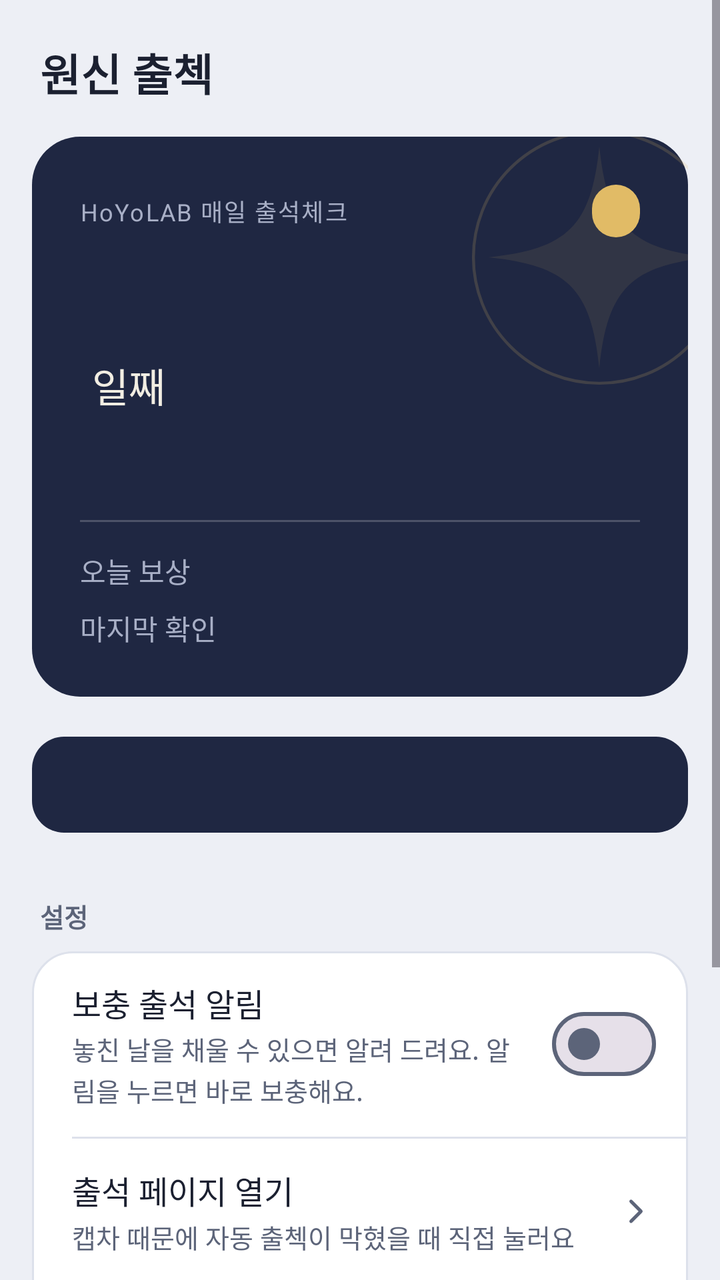
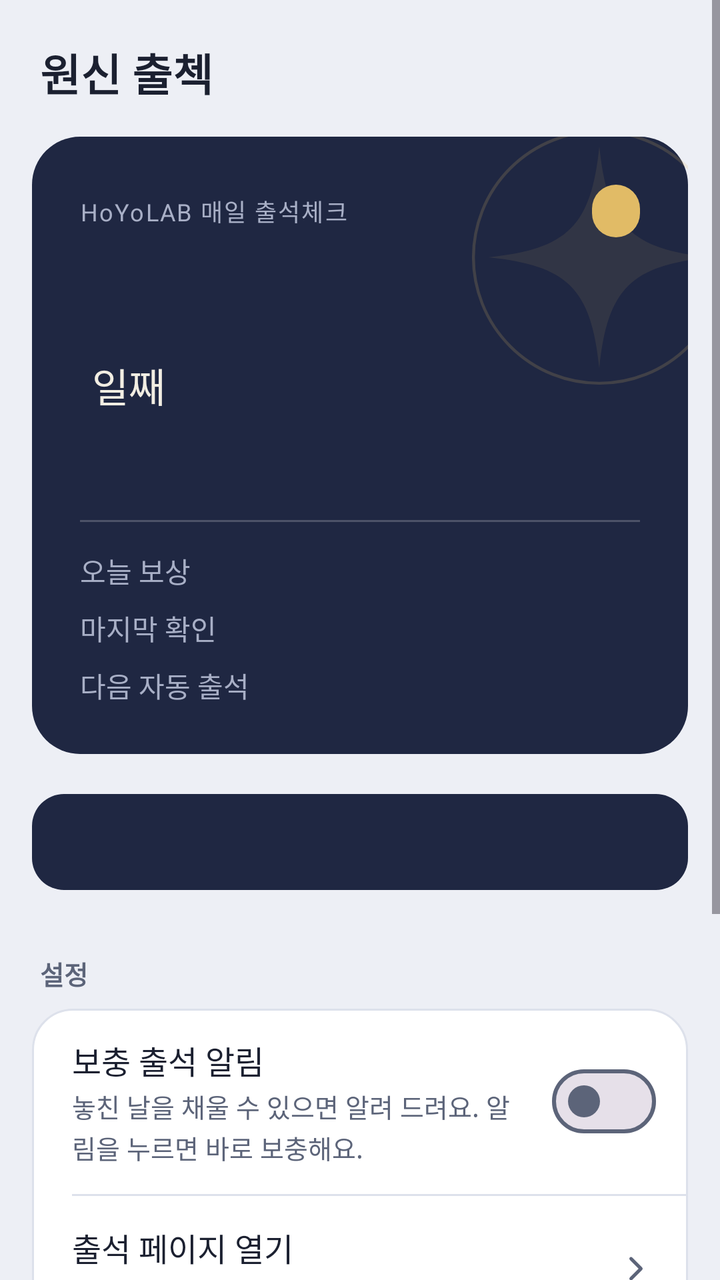

An Android layout rendered at two revisions. The XML below is the earlier revision; the diff shows what the commit changed to produce the second picture.
<!-- AndroidManifest.xml: application theme Theme.HoyoCheckin -->
<!-- res/layout/activity_main.xml -->
<?xml version="1.0" encoding="utf-8"?>
<ScrollView xmlns:android="http://schemas.android.com/apk/res/android"
    xmlns:app="http://schemas.android.com/apk/res-auto"
    android:id="@+id/scroll"
    android:layout_width="match_parent"
    android:layout_height="match_parent"
    android:background="@color/bg"
    android:clipToPadding="false">

    <LinearLayout
        android:id="@+id/content"
        android:layout_width="match_parent"
        android:layout_height="wrap_content"
        android:orientation="vertical"
        android:paddingStart="16dp"
        android:paddingTop="12dp"
        android:paddingEnd="16dp"
        android:paddingBottom="24dp">

        <TextView
            android:layout_width="wrap_content"
            android:layout_height="wrap_content"
            android:layout_marginStart="4dp"
            android:layout_marginTop="8dp"
            android:text="@string/app_name"
            android:textColor="@color/ink"
            android:textSize="22sp"
            android:textStyle="bold" />

        
        <FrameLayout
            android:layout_width="match_parent"
            android:layout_height="wrap_content"
            android:layout_marginTop="16dp"
            android:id="@+id/heroCard"
            android:background="@drawable/bg_hero">

            <ImageView
                android:layout_width="200dp"
                android:layout_height="200dp"
                android:layout_gravity="top|end"
                android:layout_marginTop="-40dp"
                android:layout_marginEnd="-56dp"
                android:importantForAccessibility="no"
                android:src="@drawable/hero_motif" />

            <LinearLayout
                android:layout_width="match_parent"
                android:layout_height="wrap_content"
                android:orientation="vertical"
                android:padding="24dp">

                <LinearLayout
                    android:layout_width="match_parent"
                    android:layout_height="wrap_content"
                    android:gravity="center_vertical"
                    android:orientation="horizontal">

                    <TextView
                        android:id="@+id/heroEyebrow"
                        style="@style/Text.Eyebrow"
                        android:layout_width="0dp"
                        android:layout_height="wrap_content"
                        android:layout_weight="1"
                        android:text="HoYoLAB 매일 출석체크" />

                    <TextView
                        android:id="@+id/statusChip"
                        android:layout_width="wrap_content"
                        android:layout_height="wrap_content"
                        android:background="@drawable/bg_chip_done"
                        android:paddingHorizontal="12dp"
                        android:paddingVertical="5dp"
                        android:textColor="@color/on_gold"
                        android:textSize="12sp"
                        android:textStyle="bold" />
                </LinearLayout>

                <LinearLayout
                    android:id="@+id/heroDayRow"
                    android:layout_width="wrap_content"
                    android:layout_height="wrap_content"
                    android:layout_marginTop="16dp"
                    android:baselineAligned="true"
                    android:orientation="horizontal">

                    <TextView
                        android:id="@+id/heroDay"
                        android:layout_width="wrap_content"
                        android:layout_height="wrap_content"
                        android:fontFamily="@font/marcellus"
                        android:includeFontPadding="false"
                        android:textColor="@color/gold"
                        android:textSize="72sp" />

                    <TextView
                        android:id="@+id/heroUnit"
                        android:layout_width="wrap_content"
                        android:layout_height="wrap_content"
                        android:layout_marginStart="6dp"
                        android:text="일째"
                        android:textColor="@color/hero_ink"
                        android:textSize="20sp" />
                </LinearLayout>

                <TextView
                    android:id="@+id/heroMonth"
                    android:layout_width="wrap_content"
                    android:layout_height="wrap_content"
                    android:layout_marginTop="2dp"
                    android:textColor="@color/hero_muted"
                    android:textSize="14sp" />

                <LinearLayout
                    android:id="@+id/heroStats"
                    android:layout_width="match_parent"
                    android:layout_height="wrap_content"
                    android:orientation="vertical">

                <View
                    android:layout_width="match_parent"
                    android:layout_height="1dp"
                    android:layout_marginTop="20dp"
                    android:layout_marginBottom="14dp"
                    android:background="@color/hero_line" />

                <LinearLayout
                    android:layout_width="match_parent"
                    android:layout_height="wrap_content"
                    android:orientation="horizontal">

                    <TextView
                        style="@style/Text.HeroLabel"
                        android:layout_width="wrap_content"
                        android:layout_height="wrap_content"
                        android:text="오늘 보상" />

                    <TextView
                        android:id="@+id/heroReward"
                        style="@style/Text.HeroValue"
                        android:layout_width="0dp"
                        android:layout_height="wrap_content"
                        android:layout_marginStart="16dp"
                        android:layout_weight="1" />
                </LinearLayout>

                <LinearLayout
                    android:layout_width="match_parent"
                    android:layout_height="wrap_content"
                    android:layout_marginTop="8dp"
                    android:orientation="horizontal">

                    <TextView
                        style="@style/Text.HeroLabel"
                        android:layout_width="wrap_content"
                        android:layout_height="wrap_content"
                        android:text="마지막 확인" />

                    <TextView
                        android:id="@+id/heroChecked"
                        style="@style/Text.HeroValue"
                        android:layout_width="0dp"
                        android:layout_height="wrap_content"
                        android:layout_marginStart="16dp"
                        android:layout_weight="1"
                        android:fontFeatureSettings="tnum" />
                </LinearLayout>

                </LinearLayout>

                <TextView
                    android:id="@+id/heroNote"
                    android:layout_width="match_parent"
                    android:layout_height="wrap_content"
                    android:layout_marginTop="14dp"
                    android:lineSpacingExtra="2dp"
                    android:textColor="@color/gold"
                    android:textSize="13sp"
                    android:visibility="gone" />
            </LinearLayout>
        </FrameLayout>

        <com.google.android.material.button.MaterialButton
            android:id="@+id/primaryButton"
            android:layout_width="match_parent"
            android:layout_height="56dp"
            android:layout_marginTop="16dp"
            android:textSize="16sp"
            app:cornerRadius="16dp" />

        
        <LinearLayout
            android:id="@+id/makeUpCard"
            android:layout_width="match_parent"
            android:layout_height="wrap_content"
            android:layout_marginTop="12dp"
            android:background="@drawable/bg_make_up"
            android:gravity="center_vertical"
            android:orientation="horizontal"
            android:paddingVertical="14dp"
            android:paddingStart="20dp"
            android:paddingEnd="12dp"
            android:visibility="gone">

            <LinearLayout
                android:layout_width="0dp"
                android:layout_height="wrap_content"
                android:layout_weight="1"
                android:orientation="vertical">

                <TextView
                    android:layout_width="wrap_content"
                    android:layout_height="wrap_content"
                    android:text="보충 출석을 할 수 있어요"
                    android:textColor="@color/ink"
                    android:textSize="15sp"
                    android:textStyle="bold" />

                <TextView
                    android:id="@+id/makeUpText"
                    style="@style/Text.RowSub"
                    android:layout_width="wrap_content"
                    android:layout_height="wrap_content"
                    android:layout_marginTop="2dp" />
            </LinearLayout>

            <com.google.android.material.button.MaterialButton
                android:id="@+id/makeUpButton"
                style="@style/Widget.Material3.Button.TextButton"
                android:layout_width="wrap_content"
                android:layout_height="wrap_content"
                android:text="보충하기"
                android:textColor="@color/accent"
                android:textSize="15sp" />
        </LinearLayout>

        <TextView
            android:layout_width="wrap_content"
            android:layout_height="wrap_content"
            android:layout_marginStart="4dp"
            android:layout_marginTop="28dp"
            android:layout_marginBottom="8dp"
            android:text="설정"
            android:textColor="@color/ink_muted"
            android:textSize="13sp"
            android:textStyle="bold" />

        <LinearLayout
            android:layout_width="match_parent"
            android:layout_height="wrap_content"
            android:id="@+id/settingsGroup"
            android:background="@drawable/bg_group"
            android:divider="@drawable/divider_inset"
            android:orientation="vertical"
            android:showDividers="middle">

            <LinearLayout
                android:id="@+id/rowMakeUpAlerts"
                style="@style/Row">

                <LinearLayout
                    android:layout_width="0dp"
                    android:layout_height="wrap_content"
                    android:layout_weight="1"
                    android:orientation="vertical">

                    <TextView
                        style="@style/Text.RowTitle"
                        android:layout_width="wrap_content"
                        android:layout_height="wrap_content"
                        android:text="보충 출석 알림" />

                    <TextView
                        style="@style/Text.RowSub"
                        android:layout_width="wrap_content"
                        android:layout_height="wrap_content"
                        android:layout_marginTop="2dp"
                        android:text="놓친 날을 채울 수 있으면 알려 드려요. 알림을 누르면 바로 보충해요." />
                </LinearLayout>

                <com.google.android.material.materialswitch.MaterialSwitch
                    android:id="@+id/makeUpSwitch"
                    android:layout_width="wrap_content"
                    android:layout_height="wrap_content"
                    android:layout_marginStart="12dp" />
            </LinearLayout>

            <LinearLayout
                android:id="@+id/rowOpenPage"
                style="@style/Row">

                <LinearLayout
                    android:layout_width="0dp"
                    android:layout_height="wrap_content"
                    android:layout_weight="1"
                    android:orientation="vertical">

                    <TextView
                        style="@style/Text.RowTitle"
                        android:layout_width="wrap_content"
                        android:layout_height="wrap_content"
                        android:text="출석 페이지 열기" />

                    <TextView
                        style="@style/Text.RowSub"
                        android:layout_width="wrap_content"
                        android:layout_height="wrap_content"
                        android:layout_marginTop="2dp"
                        android:text="캡차 때문에 자동 출첵이 막혔을 때 직접 눌러요" />
                </LinearLayout>

                <ImageView
                    android:layout_width="20dp"
                    android:layout_height="20dp"
                    android:importantForAccessibility="no"
                    android:src="@drawable/ic_chevron" />
            </LinearLayout>

            <LinearLayout
                android:id="@+id/rowAccount"
                style="@style/Row">

                <LinearLayout
                    android:layout_width="0dp"
                    android:layout_height="wrap_content"
                    android:layout_weight="1"
                    android:orientation="vertical">

                    <TextView
                        android:id="@+id/accountTitle"
                        style="@style/Text.RowTitle"
                        android:layout_width="wrap_content"
                        android:layout_height="wrap_content" />

                    <TextView
                        android:id="@+id/accountSub"
                        style="@style/Text.RowSub"
                        android:layout_width="wrap_content"
                        android:layout_height="wrap_content"
                        android:layout_marginTop="2dp"
                        android:fontFeatureSettings="tnum" />
                </LinearLayout>

                <ImageView
                    android:layout_width="20dp"
                    android:layout_height="20dp"
                    android:importantForAccessibility="no"
                    android:src="@drawable/ic_chevron" />
            </LinearLayout>

            <LinearLayout
                android:id="@+id/rowLogout"
                style="@style/Row"
                android:minHeight="56dp">

                <TextView
                    android:layout_width="wrap_content"
                    android:layout_height="wrap_content"
                    android:text="로그아웃"
                    android:textColor="@color/warn"
                    android:textSize="16sp" />
            </LinearLayout>
        </LinearLayout>

        <TextView
            android:layout_width="match_parent"
            android:layout_height="wrap_content"
            android:layout_marginHorizontal="4dp"
            android:layout_marginTop="16dp"
            android:lineSpacingExtra="3dp"
            android:text="6시간마다 출석을 확인하고, 안 했으면 대신 출석해요. 호요랩의 하루는 한국 시간 새벽 1시에 바뀌어요."
            android:textColor="@color/ink_muted"
            android:textSize="12sp" />
    </LinearLayout>
</ScrollView>
<!-- resources referenced by this layout -->
<resources>
  <color name="accent">#8A6420</color>
  <color name="bg">#EDEFF5</color>
  <color name="gold">#E1BB66</color>
  <color name="hero_ink">#F2EEE3</color>
  <color name="hero_line">#33FFFFFF</color>
  <color name="hero_muted">#A8AFC6</color>
  <color name="ink">#1B2030</color>
  <color name="ink_muted">#5C6479</color>
  <color name="on_gold">#2A1F08</color>
  <color name="warn">#B04A2A</color>
  <!-- drawable bg_chip_done (drawable) -->
  <?xml version="1.0" encoding="utf-8"?>
  <shape xmlns:android="http://schemas.android.com/apk/res/android">
      <solid android:color="@color/gold" />
      <corners android:radius="999dp" />
  </shape>
  <!-- drawable bg_group (drawable) -->
  <?xml version="1.0" encoding="utf-8"?>
  <shape xmlns:android="http://schemas.android.com/apk/res/android">
      <solid android:color="@color/surface" />
      <stroke android:width="1dp" android:color="@color/line" />
      <corners android:radius="20dp" />
  </shape>
  <!-- drawable bg_hero (drawable) -->
  <?xml version="1.0" encoding="utf-8"?>
  <shape xmlns:android="http://schemas.android.com/apk/res/android">
      <solid android:color="@color/hero" />
      <corners android:radius="24dp" />
  </shape>
  <!-- drawable bg_make_up (drawable) -->
  <?xml version="1.0" encoding="utf-8"?>
  <shape xmlns:android="http://schemas.android.com/apk/res/android">
      <solid android:color="@color/surface" />
      <stroke android:width="1.5dp" android:color="@color/accent" />
      <corners android:radius="20dp" />
  </shape>
  <!-- drawable divider_inset (drawable) -->
  <?xml version="1.0" encoding="utf-8"?>
  <inset xmlns:android="http://schemas.android.com/apk/res/android" android:insetLeft="20dp">
      <shape>
          <solid android:color="@color/line" />
          <size android:height="1dp" />
      </shape>
  </inset>
  <!-- drawable ic_chevron (drawable) -->
  <?xml version="1.0" encoding="utf-8"?>
  <vector xmlns:android="http://schemas.android.com/apk/res/android"
      android:width="20dp" android:height="20dp"
      android:viewportWidth="24" android:viewportHeight="24">
      <path android:strokeColor="@color/ink_muted" android:strokeWidth="2"
          android:strokeLineCap="round" android:strokeLineJoin="round"
          android:fillColor="#00000000"
          android:pathData="M9,6l6,6l-6,6" />
  </vector>
  <string name="app_name">원신 출첵</string>
  <style name="Text.Eyebrow" parent="">
          <item name="android:textSize">12sp</item>
          <item name="android:letterSpacing">0.06</item>
          <item name="android:textColor">@color/hero_muted</item>
      </style>
  <style name="Text.HeroLabel" parent="">
          <item name="android:textSize">14sp</item>
          <item name="android:textColor">@color/hero_muted</item>
      </style>
  <style name="Text.HeroValue" parent="">
          <item name="android:textSize">14sp</item>
          <item name="android:textColor">@color/hero_ink</item>
          <item name="android:gravity">end</item>
      </style>
  <style name="Text.RowSub" parent="">
          <item name="android:textSize">13sp</item>
          <item name="android:textColor">@color/ink_muted</item>
          <item name="android:lineSpacingExtra">2dp</item>
      </style>
  <style name="Text.RowTitle" parent="">
          <item name="android:textSize">16sp</item>
          <item name="android:textColor">@color/ink</item>
      </style>
  <color name="surface">#FFFFFF</color>
  <color name="line">#DDE1EB</color>
  <color name="hero">#1F2742</color>
  <color name="action">#1F2742</color>
  <color name="on_action">#F2EEE3</color>
  <!-- unchanged entries left out for length: 3 -->
</resources>

<!-- the commit's change to res/layout/activity_main.xml (unified diff, before → after) -->
@@ -168,6 +168,29 @@
 
                 </LinearLayout>
 
+                <LinearLayout
+                    android:id="@+id/heroNextRow"
+                    android:layout_width="match_parent"
+                    android:layout_height="wrap_content"
+                    android:layout_marginTop="8dp"
+                    android:orientation="horizontal">
+
+                    <TextView
+                        style="@style/Text.HeroLabel"
+                        android:layout_width="wrap_content"
+                        android:layout_height="wrap_content"
+                        android:text="다음 자동 출석" />
+
+                    <TextView
+                        android:id="@+id/heroNext"
+                        style="@style/Text.HeroValue"
+                        android:layout_width="0dp"
+                        android:layout_height="wrap_content"
+                        android:layout_marginStart="16dp"
+                        android:layout_weight="1"
+                        android:fontFeatureSettings="tnum" />
+                </LinearLayout>
+
                 <TextView
                     android:id="@+id/heroNote"
                     android:layout_width="match_parent"
@@ -234,6 +257,103 @@
                 android:textSize="15sp" />
         </LinearLayout>
 
+        <LinearLayout
+            android:id="@+id/timingSection"
+            android:layout_width="match_parent"
+            android:layout_height="wrap_content"
+            android:orientation="vertical"
+            android:visibility="gone">
+
+            <TextView
+                android:layout_width="wrap_content"
+                android:layout_height="wrap_content"
+                android:layout_marginStart="4dp"
+                android:layout_marginTop="28dp"
+                android:layout_marginBottom="8dp"
+                android:text="제때 출석하려면"
+                android:textColor="@color/ink_muted"
+                android:textSize="13sp"
+                android:textStyle="bold" />
+
+            <LinearLayout
+                android:id="@+id/timingGroup"
+                android:layout_width="match_parent"
+                android:layout_height="wrap_content"
+                android:background="@drawable/bg_group"
+                android:divider="@drawable/divider_inset"
+                android:orientation="vertical"
+                android:showDividers="middle">
+
+                <LinearLayout
+                    android:id="@+id/rowExactAlarm"
+                    style="@style/Row">
+
+                    <LinearLayout
+                        android:layout_width="0dp"
+                        android:layout_height="wrap_content"
+                        android:layout_weight="1"
+                        android:orientation="vertical">
+
+                        <TextView
+                            style="@style/Text.RowTitle"
+                            android:layout_width="wrap_content"
+                            android:layout_height="wrap_content"
+                            android:text="알람 및 리마인더 허용" />
+
+                        <TextView
+                            style="@style/Text.RowSub"
+                            android:layout_width="wrap_content"
+                            android:layout_height="wrap_content"
+                            android:layout_marginTop="2dp"
+                            android:text="하루가 바뀐 직후 정확한 시각에 출석해요. 허용하지 않으면 몇 분 늦을 수 있어요." />
+                    </LinearLayout>
+
+                    <TextView
+                        android:layout_width="wrap_content"
+                        android:layout_height="wrap_content"
+                        android:layout_marginStart="12dp"
+                        android:text="허용"
+                        android:textColor="@color/accent"
+                        android:textSize="15sp"
+                        android:textStyle="bold" />
+                </LinearLayout>
+
+                <LinearLayout
+                    android:id="@+id/rowBattery"
+                    style="@style/Row">
+
+                    <LinearLayout
+                        android:layout_width="0dp"
+                        android:layout_height="wrap_content"
+                        android:layout_weight="1"
+                        android:orientation="vertical">
+
+                        <TextView
+                            style="@style/Text.RowTitle"
+                            android:layout_width="wrap_content"
+                            android:layout_height="wrap_content"
+                            android:text="배터리 최적화 제외" />
+
+                        <TextView
+                            style="@style/Text.RowSub"
+                            android:layout_width="wrap_content"
+                            android:layout_height="wrap_content"
+                            android:layout_marginTop="2dp"
+                            android:text="절전 때문에 출석이 밀리거나 빠지지 않게 해요. 폰을 바꾼 뒤에도 다시 확인해 주세요." />
+                    </LinearLayout>
+
+                    <TextView
+                        android:layout_width="wrap_content"
+                        android:layout_height="wrap_content"
+                        android:layout_marginStart="12dp"
+                        android:text="허용"
+                        android:textColor="@color/accent"
+                        android:textSize="15sp"
+                        android:textStyle="bold" />
+                </LinearLayout>
+            </LinearLayout>
+        </LinearLayout>
+
         <TextView
             android:layout_width="wrap_content"
             android:layout_height="wrap_content"
@@ -368,7 +488,7 @@
             android:layout_marginHorizontal="4dp"
             android:layout_marginTop="16dp"
             android:lineSpacingExtra="3dp"
-            android:text="6시간마다 출석을 확인하고, 안 했으면 대신 출석해요. 호요랩의 하루는 한국 시간 새벽 1시에 바뀌어요."
+            android:text="호요랩 서버의 날짜가 바뀌는 순간(한국 시간 새벽 1시) 직후에 출석해요. 폰 시계가 틀려도 서버 시각에 맞춰요. 놓치면 6시간마다 다시 확인해요."
             android:textColor="@color/ink_muted"
             android:textSize="12sp" />
     </LinearLayout>
